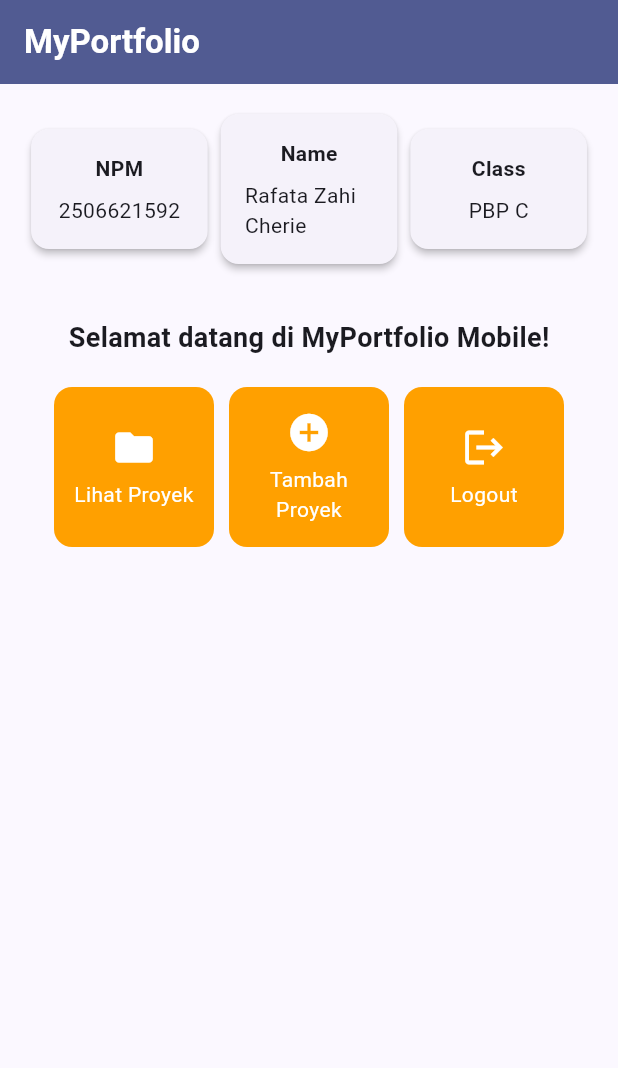
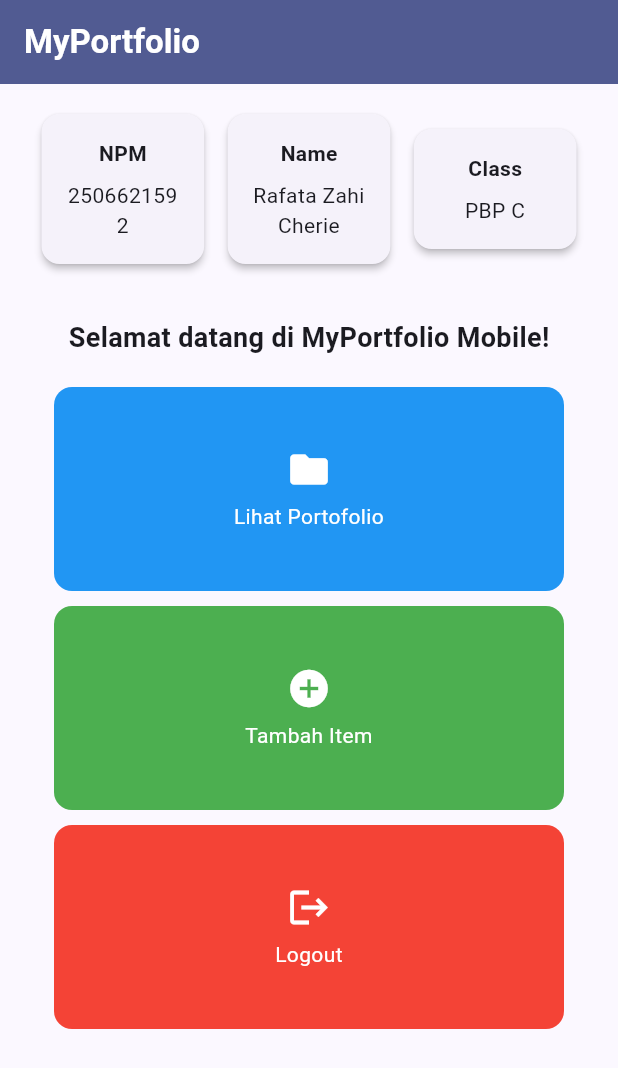
Before and after one commit to rafatacherie/myportofolio_mobile, a Flutter app: the screen it shows after launch, on a phone screen of 412 x 824 dp. Shown: the top 1068 px of the screen. Run offline on Flutter 3.47's test engine with Material 3 defaults, Android fonts, the phone set to English and light mode, and no system bars.

Commit message:
feat(menu): update menu flow and responsive layout
- Mengubah label dan warna tombol menu
- Menyesuaikan kartu menu dengan ukuran layar
- Memperbaiki scroll halaman agar tidak tertahan widget kisi
- Menyesuaikan widget test untuk identitas, tombol menu, dan SnackBar

```diff
--- a/lib/menu.dart
+++ b/lib/menu.dart
@@ -1,23 +1,27 @@
 import 'package:flutter/material.dart';
 
+// Model data satu tombol menu: nama, ikon, dan warna latar kartu.
 class ItemHomepage {
   final String name;
   final IconData icon;
+  final Color color;
 
-  ItemHomepage(this.name, this.icon);
+  ItemHomepage(this.name, this.icon, this.color);
 }
 
 class MyHomePage extends StatelessWidget {
   MyHomePage({super.key});
 
+  // Identitas pemilik portofolio.
   final String npm = "2506621592";
   final String nama = "Rafata Zahi Cherie";
   final String kelas = "PBP C";
 
+  // Tiga tombol aksi dengan warna berbeda.
   final List<ItemHomepage> items = [
-    ItemHomepage("Lihat Proyek", Icons.folder),
-    ItemHomepage("Tambah Proyek", Icons.add_circle),
-    ItemHomepage("Logout", Icons.logout),
+    ItemHomepage("Lihat Portofolio", Icons.folder, Colors.blue),
+    ItemHomepage("Tambah Item", Icons.add_circle, Colors.green),
+    ItemHomepage("Logout", Icons.logout, Colors.red),
   ];
 
   @override
@@ -35,13 +39,14 @@ class MyHomePage extends StatelessWidget {
         ),
         backgroundColor: Theme.of(context).colorScheme.primary,
       ),
-      // Body halaman utama dengan padding di sekelilingnya.
-      body: Padding(
+      // SingleChildScrollView mencegah overflow saat jendela lebar/pendek.
+      body: SingleChildScrollView(
+        child: Padding(
           padding: const EdgeInsets.all(16.0),
           child: Column(
             crossAxisAlignment: CrossAxisAlignment.center,
             children: [
-            // Baris horizontal untuk menampilkan 3 InfoCard secara sejajar.
+              // Tiga InfoCard sejajar: NPM, Name, Class.
               Row(
                 mainAxisAlignment: MainAxisAlignment.spaceEvenly,
                 children: [
@@ -53,7 +58,7 @@ class MyHomePage extends StatelessWidget {
 
               const SizedBox(height: 16.0),
 
-            // Bagian tengah: pesan sambutan dan kisi tombol menu portofolio.
+              // Pesan sambutan dan kisi tombol menu.
               Center(
                 child: Column(
                   children: [
@@ -68,21 +73,68 @@ class MyHomePage extends StatelessWidget {
                       ),
                     ),
 
-                  // GridView menampilkan kartu tombol dalam tata letak kisi 3 kolom.
-                  GridView.count(
-                    primary: true,
+                    // Wrap biasa menghindari viewport bersarang yang dapat
+                    // menahan scroll mouse pada Flutter Web.
+                    Padding(
                       padding: const EdgeInsets.all(20),
-                    crossAxisSpacing: 10,
-                    mainAxisSpacing: 10,
-                    crossAxisCount: 3,
-                    // shrinkWrap agar ukuran kisi menyesuaikan tinggi konten anak.
-                    shrinkWrap: true,
+                      child: LayoutBuilder(
+                        builder: (context, constraints) {
+                          final width = constraints.maxWidth;
+                          final columns = width >= 900 ? 3 : width >= 600 ? 2 : 1;
+                          final ratio = width >= 900 ? 2.0 : width >= 600 ? 1.6 : 2.5;
+                          final cardWidth =
+                              (width - 10 * (columns - 1)) / columns;
+
+                          return Wrap(
+                            spacing: 10,
+                            runSpacing: 10,
                             children: items.map((ItemHomepage item) {
-                      return ItemCard(item);
+                              return SizedBox(
+                                width: cardWidth,
+                                height: cardWidth / ratio,
+                                child: ItemCard(item),
+                              );
                             }).toList(),
+                          );
+                        },
+                      ),
                     ),
                   ],
                 ),
+              ),
+            ],
+          ),
+        ),
+      ),
+    );
+  }
+}
+
+// Widget reusable: kartu informasi (judul + isi).
+class InfoCard extends StatelessWidget {
+  final String title;
+  final String content;
+
+  const InfoCard({super.key, required this.title, required this.content});
+
+  @override
+  Widget build(BuildContext context) {
+    return Card(
+      elevation: 2.0,
+      child: Container(
+        // Lebar kartu menyesuaikan proporsi layar (dibagi 3.8 agar tidak overflow).
+        width: MediaQuery.of(context).size.width / 3.8,
+        padding: const EdgeInsets.all(16.0),
+        child: Column(
+          children: [
+            Text(
+              title,
+              style: const TextStyle(fontWeight: FontWeight.bold),
+            ),
+            const SizedBox(height: 8.0),
+            Text(
+              content,
+              textAlign: TextAlign.center,
             ),
           ],
         ),
@@ -91,38 +143,7 @@ class MyHomePage extends StatelessWidget {
   }
 }
 
-class InfoCard extends StatelessWidget {
-  // Kartu informasi yang menampilkan judul (title) dan isi (content).
-  final String title;
-  final String content;
-
-  const InfoCard({super.key, required this.title, required this.content});
-
-  @override
-  Widget build(BuildContext context) {
-    return Card(
-      // Memberikan efek bayangan kartu elevasi 2 unit.
-      elevation: 2.0,
-      child: Container(
-        // Menyesuaikan lebar kartu dengan proporsi layar (dibagi 3.5).
-        width: MediaQuery.of(context).size.width / 3.5,
-        padding: const EdgeInsets.all(16.0),
-        // Menyusun teks title dan content secara vertikal.
-        child: Column(
-          children: [
-            Text(
-              title,
-              style: const TextStyle(fontWeight: FontWeight.bold),
-            ),
-            const SizedBox(height: 8.0),
-            Text(content),
-          ],
-        ),
-      ),
-    );
-  }
-}
-
+// Widget reusable: kartu tombol aksi dengan efek sentuh dan SnackBar.
 class ItemCard extends StatelessWidget {
   final ItemHomepage item;
 
@@ -131,17 +152,18 @@ class ItemCard extends StatelessWidget {
   @override
   Widget build(BuildContext context) {
     return Material(
-      // Menggunakan warna sekunder dari skema tema aplikasi.
-      color: Theme.of(context).colorScheme.secondary,
+      // Warna diambil dari item, jadi tiap tombol punya warna berbeda.
+      color: item.color,
       borderRadius: BorderRadius.circular(12),
       child: InkWell(
-        // Aksi ketika kartu ditekan oleh pengguna.
+        // Aksi saat kartu ditekan.
         onTap: () {
-          // Menampilkan SnackBar dengan pesan interaktif.
           ScaffoldMessenger.of(context)
             ..hideCurrentSnackBar()
             ..showSnackBar(
-              SnackBar(content: Text("Kamu telah menekan tombol ${item.name}!"))
+              SnackBar(
+                content: Text("Kamu telah menekan tombol ${item.name}!"),
+              ),
             );
         },
         child: Container(
```
Also changed, not shown: 1 other file. Lines whose indentation alone changed are shown as unchanged.
